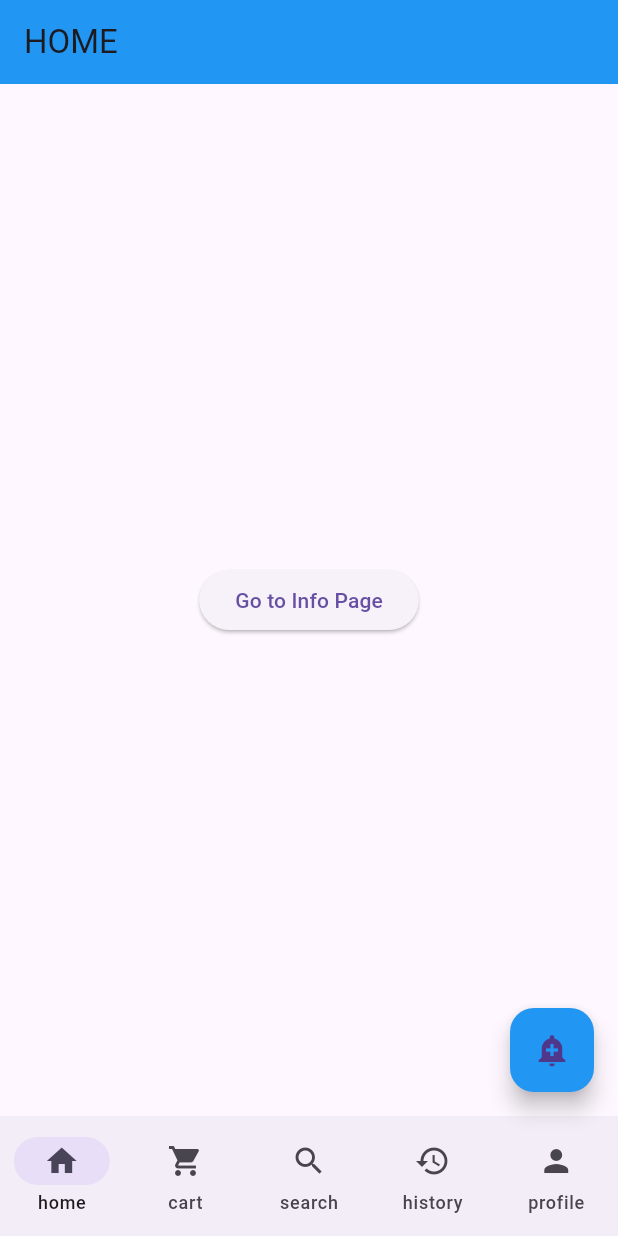
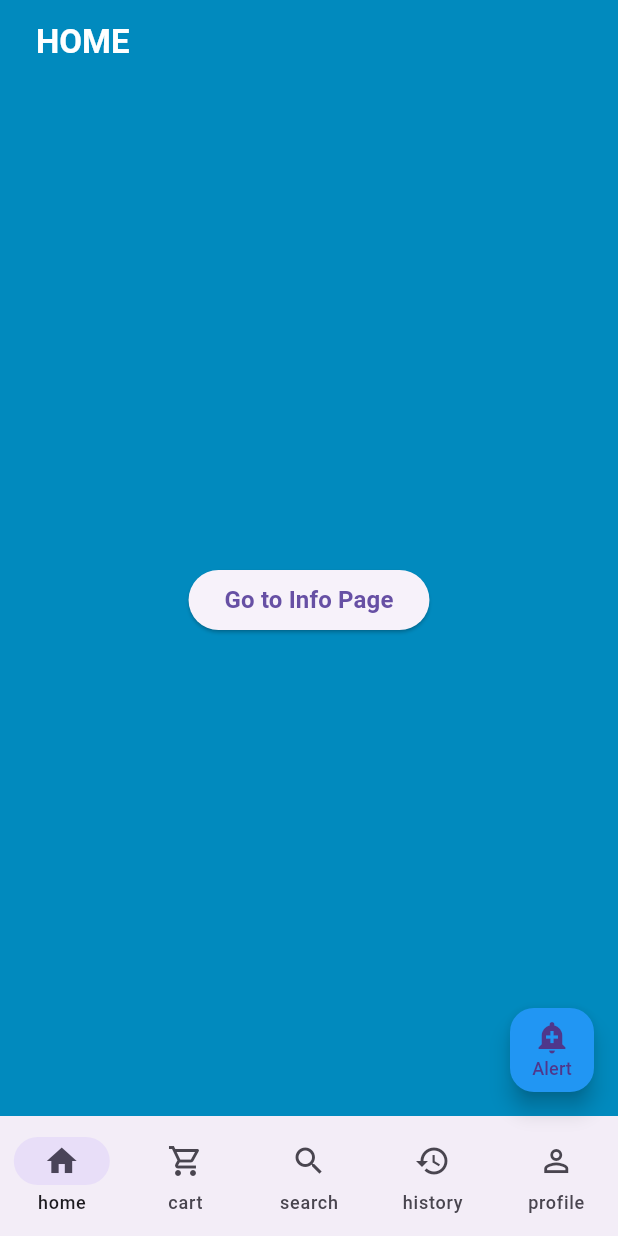
Before and after one commit to Vendettaa666/user_homepage, a Flutter app: the screen it shows after launch, on a phone screen of 412 x 824 dp. Run offline on Flutter 3.47's test engine with Material 3 defaults, Android fonts, the phone set to English and light mode, and no system bars.

Commit message:
add font

```diff
--- a/lib/screens/home_page.dart
+++ b/lib/screens/home_page.dart
@@ -10,17 +10,24 @@ class HomePage extends StatelessWidget {
   Widget build(BuildContext context) {
     return Scaffold(
       appBar: AppBar(
-        title: Text("HOME"),
-        backgroundColor: Colors.blue,
+              title: Padding(
+                padding: EdgeInsets.symmetric(horizontal: 8.0),
+                child: Text("HOME", style: TextStyle(
+                  fontWeight: FontWeight.bold,
+                  color: Colors.white)),
+              ),
+              backgroundColor: Color(0xFF018ABE),
         ),
-      body: Center(
-        child: ElevatedButton(
-          onPressed: () {
-            // Contoh navigasi dan perubahan judul
-            Navigator.pushNamed(context, '/info'); // Ganti dengan route yang sesuai
-            Provider.of<HeaderTitleProvider>(context, listen: false).setTitle('Info');
-          },
-          child: const Text('Go to Info Page'),
+      body: Container(
+        decoration: BoxDecoration(
+          color: Color(0xFF018ABE)
+        ),
+        child: Center(
+          child: ElevatedButton(
+            onPressed: () {
+            },
+            child: Text('Go to Info Page', style: TextStyle(fontSize: 16, fontWeight: FontWeight.bold)),
+          ),
         ),
       ),
 
--- a/lib/widgets/user_navbar.dart
+++ b/lib/widgets/user_navbar.dart
@@ -15,13 +15,13 @@ class UserNavbar extends StatefulWidget {
 class UserNavbarState extends State<UserNavbar> {
   int currentPageIndex = 0;
 
-  // Menambahkan properti untuk mengontrol visibilitas FAB
+
   bool showFab = false;
 
   @override
   void initState() {
     super.initState();
-    // Set FAB visible saat pertama kali masuk ke home
+
     showFab = true;
   }
 
@@ -36,7 +36,7 @@ class UserNavbarState extends State<UserNavbar> {
         const ProfilePage(),
       ][currentPageIndex],
 
-      // Tambahkan kondisi untuk menampilkan FAB hanya di halaman home
+
       floatingActionButton: showFab
           ? FloatingActionButton(
               onPressed: () {
@@ -59,7 +59,13 @@ class UserNavbarState extends State<UserNavbar> {
                 );
               },
               backgroundColor: Colors.blue,
-              child: const Icon(Icons.add_alert),
+              child: Column(
+                mainAxisAlignment: MainAxisAlignment.center,
+                children: const [
+                  Icon(Icons.add_alert),
+                  Text('Alert', style: TextStyle(fontSize: 12)),
+                ],
+              ),
             )
           : null,
 
@@ -68,16 +74,35 @@ class UserNavbarState extends State<UserNavbar> {
         onDestinationSelected: (int index) {
           setState(() {
             currentPageIndex = index;
-            // Update visibility FAB berdasarkan halaman yang dipilih
             showFab = index == 0;
           });
         },
         destinations: const [
-          NavigationDestination(icon: Icon(Icons.home), label: "home"),
-          NavigationDestination(icon: Icon(Icons.shopping_cart), label: "cart"),
-          NavigationDestination(icon: Icon(Icons.search), label: "search"),
-          NavigationDestination(icon: Icon(Icons.history), label: "history"),
-          NavigationDestination(icon: Icon(Icons.person), label: "profile"),
+          NavigationDestination(
+            icon: Icon(Icons.home_outlined),
+            selectedIcon: Icon(Icons.home),
+            label: "home"
+          ),
+          NavigationDestination(
+            icon: Icon(Icons.shopping_cart_outlined),
+            selectedIcon: Icon(Icons.shopping_cart),
+            label: "cart"
+          ),
+          NavigationDestination(
+            icon: Icon(Icons.search_outlined),
+            selectedIcon: Icon(Icons.search),
+            label: "search"
+          ),
+          NavigationDestination(
+            icon: Icon(Icons.history_outlined),
+            selectedIcon: Icon(Icons.history),
+            label: "history"
+          ),
+          NavigationDestination(
+            icon: Icon(Icons.person_outline),
+            selectedIcon: Icon(Icons.person),
+            label: "profile"
+          ),
         ],
       ),
     );
```
Also changed, not shown: pubspec.yaml (+5 -4 lines), fonts/Poppins-Bold.ttf (added), fonts/Poppins-Italic.ttf (added), fonts/Poppins-Regular.ttf (added).
